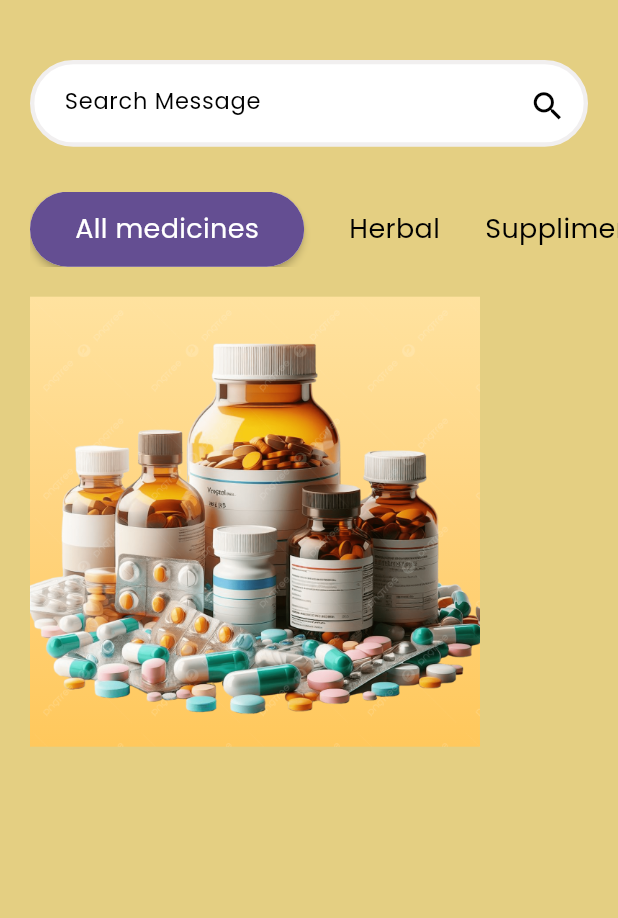
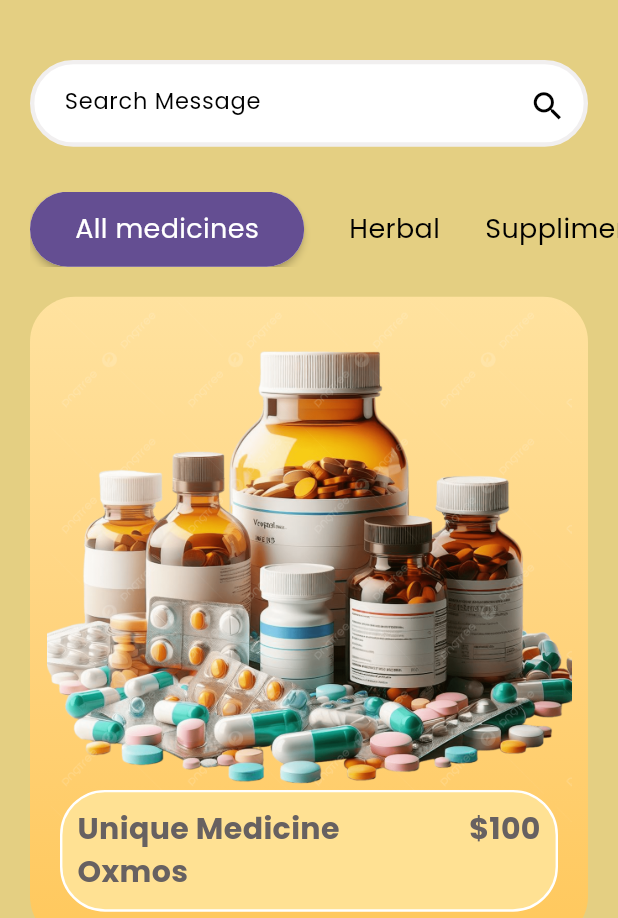
Before and after one commit to SamratGiri/Pharmacy, a Flutter app: the screen it shows after launch, on a phone screen of 412 x 824 dp, the part 318-1236 px from its top. Run offline on Flutter 3.47's test engine with Material 3 defaults, Android fonts, the phone set to English and light mode, and no system bars.

Commit message:
all_medicines

```diff
--- a/lib/pages/homepage.dart
+++ b/lib/pages/homepage.dart
@@ -17,7 +17,8 @@ class _HomePageState extends State<HomePage> {
   Widget build(BuildContext context) {
     return Scaffold(
       backgroundColor: Color.fromARGB(255, 228, 207, 130),
-      body: Container(
+      body: SingleChildScrollView(
+        child: Container(
           margin: EdgeInsets.only(left: 20, top: 60),
           child: Column(
             crossAxisAlignment: CrossAxisAlignment.start,
@@ -163,6 +164,7 @@ class _HomePageState extends State<HomePage> {
               Container(
                 margin: EdgeInsets.only(right: 20),
                 decoration: BoxDecoration(
+                  borderRadius: BorderRadius.circular(30),
                   gradient: LinearGradient(
                     colors: [
                       Color(0xFFFFE29F),
@@ -175,10 +177,50 @@ class _HomePageState extends State<HomePage> {
                 ),
                 child: Stack(
                   children: [
-                  Image.asset(
+                    Center(
+                      child: Image.asset(
                         "assets/images/another_onoe.png",
-                    height: 300,
+                        height: 350,
                         fit: BoxFit.cover,
+                      ),
+                    ),
+                    Container(
+                      height: 430,
+                      child: Column(
+                        mainAxisAlignment: MainAxisAlignment.end,
+                        children: [
+                          Container(
+                            padding: EdgeInsets.all(10),
+                            margin: EdgeInsets.all(20),
+                            width: MediaQuery.of(context).size.width,
+                            decoration: BoxDecoration(
+                              color: Color.fromARGB(255, 255, 225, 147),
+                              border: Border.all(
+                                color: Colors.white,
+                                width: 1.6,
+                              ),
+                              borderRadius: BorderRadius.circular(30),
+                            ),
+                            child: Column(
+                              crossAxisAlignment: CrossAxisAlignment.start,
+                              children: [
+                                Row(
+                                  mainAxisAlignment:
+                                      MainAxisAlignment.spaceBetween,
+                                  children: [
+                                    Text(
+                                      "Unique Medicine ",
+                                      style: AppWidget.whiteLineText(20),
+                                    ),
+                                    Text(
+                                      "\$100",
+                                      style: AppWidget.whiteLineText(20),
+                                    ),
+                                  ],
+                                ),
+                                Text(
+                                  "Oxmos",
+                                  style: AppWidget.whiteLineText(20),
                                 ),
                               ],
                             ),
@@ -186,6 +228,85 @@ class _HomePageState extends State<HomePage> {
                         ],
                       ),
                     ),
+                  ],
+                ),
+              ),
+              SizedBox(height: 40),
+              Container(
+                margin: EdgeInsets.only(right: 20),
+                decoration: BoxDecoration(
+                  borderRadius: BorderRadius.circular(30),
+                  gradient: LinearGradient(
+                    colors: [
+                      Color(0xFFFFE29F),
+                      Color(0xFFFFD47F),
+                      Color(0xFFFFC85C),
+                    ],
+                    begin: Alignment.topLeft,
+                    end: Alignment.bottomRight,
+                  ),
+                ),
+                child: Stack(
+                  children: [
+                    Center(
+                      child: Image.asset(
+                        "assets/images/another_onoe.png",
+                        height: 330,
+                        fit: BoxFit.cover,
+                      ),
+                    ),
+
+                    Container(
+                      height: 430,
+                      child: Column(
+                        mainAxisAlignment: MainAxisAlignment.end,
+                        children: [
+                          Container(
+                            padding: EdgeInsets.all(10),
+                            margin: EdgeInsets.all(20),
+                            width: MediaQuery.of(context).size.width,
+                            decoration: BoxDecoration(
+                              color: Color.fromARGB(255, 255, 225, 147),
+                              border: Border.all(
+                                color: Colors.white,
+                                width: 1.6,
+                              ),
+                              borderRadius: BorderRadius.circular(30),
+                            ),
+                            child: Column(
+                              crossAxisAlignment: CrossAxisAlignment.start,
+                              children: [
+                                Row(
+                                  mainAxisAlignment:
+                                      MainAxisAlignment.spaceBetween,
+                                  children: [
+                                    Text(
+                                      "Unique Medicine ",
+                                      style: AppWidget.whiteLineText(20),
+                                    ),
+                                    Text(
+                                      "\$100",
+                                      style: AppWidget.whiteLineText(20),
+                                    ),
+                                  ],
+                                ),
+                                Text(
+                                  "Oxmos",
+                                  style: AppWidget.whiteLineText(20),
+                                ),
+                              ],
+                            ),
+                          ),
+                        ],
+                      ),
+                    ),
+                  ],
+                ),
+              ),
+            ],
+          ),
+        ),
+      ),
     );
   }
 }
--- a/lib/widgets/support_widget.dart
+++ b/lib/widgets/support_widget.dart
@@ -14,6 +14,14 @@ class AppWidget {
       fontFamily: 'Poppins-Regular',
       fontSize: size,
       color: Colors.black,
+    );
+  }
+
+  static TextStyle whiteLineText(double size) {
+    return TextStyle(
+      fontFamily: 'Poppins',
+      fontSize: size,
+      color: const Color.fromARGB(255, 103, 97, 97),
     );
   }
 
--- a/pubspec.yaml
+++ b/pubspec.yaml
@@ -61,6 +61,10 @@ flutter:
         - assets/images/picture.jpg
         - assets/images/medicine.jpg
         - assets/images/another_onoe.png
+        - assets/images/transparent.jpg
+        - assets/images/trans.png
+
+        - assets/images/medicine1.jpg
 
     # An image asset can refer to one or more resolution-specific "variants", see
     # https://flutter.dev/to/resolution-aware-images
```
Also changed, not shown: assets/images/adheretech.jpg (added), assets/images/medicine1.jpg (added), assets/images/trans.png (added), assets/images/transparent.jpg (added), lib/pages/detail.dart (added). Lines whose indentation alone changed are shown as unchanged.
